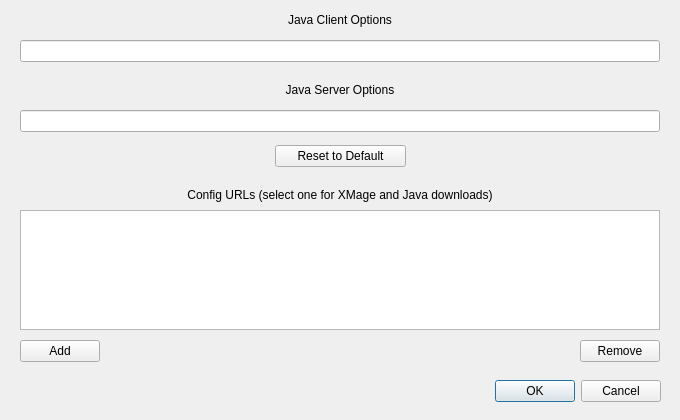
This is forms/settingsdialog.ui in t-my/xmage-launcher-qt as Qt 5 draws it before an edit. The edited form follows.
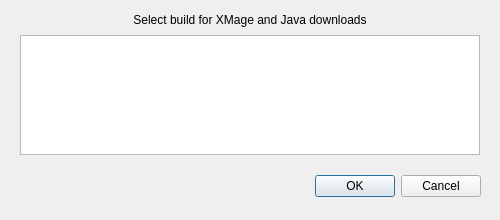
This is the edited form.

Commit message: Optimize layout, move settings to json file

```diff
--- a/forms/settingsdialog.ui
+++ b/forms/settingsdialog.ui
@@ -6,8 +6,8 @@
    <rect>
     <x>0</x>
     <y>0</y>
-    <width>680</width>
-    <height>420</height>
+    <width>500</width>
+    <height>220</height>
    </rect>
   </property>
   <property name="windowTitle">
@@ -16,11 +16,37 @@
   <property name="modal">
    <bool>true</bool>
   </property>
+  <widget class="QLabel" name="configUrlLabel">
+   <property name="geometry">
+    <rect>
+     <x>20</x>
+     <y>10</y>
+     <width>460</width>
+     <height>20</height>
+    </rect>
+   </property>
+   <property name="text">
+    <string>Select build for XMage and Java downloads</string>
+   </property>
+   <property name="alignment">
+    <set>Qt::AlignCenter</set>
+   </property>
+  </widget>
+  <widget class="QListWidget" name="configUrlList">
+   <property name="geometry">
+    <rect>
+     <x>20</x>
+     <y>35</y>
+     <width>460</width>
+     <height>120</height>
+    </rect>
+   </property>
+  </widget>
   <widget class="QDialogButtonBox" name="buttonBox">
    <property name="geometry">
     <rect>
-     <x>320</x>
-     <y>375</y>
+     <x>140</x>
+     <y>170</y>
      <width>341</width>
      <height>32</height>
     </rect>
@@ -32,123 +58,6 @@
     <set>QDialogButtonBox::Cancel|QDialogButtonBox::Ok</set>
    </property>
   </widget>
-  <widget class="QLineEdit" name="clientOptions">
-   <property name="geometry">
-    <rect>
-     <x>20</x>
-     <y>40</y>
-     <width>640</width>
-     <height>22</height>
-    </rect>
-   </property>
-  </widget>
-  <widget class="QLabel" name="clientLabel">
-   <property name="geometry">
-    <rect>
-     <x>20</x>
-     <y>10</y>
-     <width>640</width>
-     <height>20</height>
-    </rect>
-   </property>
-   <property name="text">
-    <string>Java Client Options</string>
-   </property>
-   <property name="alignment">
-    <set>Qt::AlignCenter</set>
-   </property>
-  </widget>
-  <widget class="QLabel" name="serverLabel">
-   <property name="geometry">
-    <rect>
-     <x>20</x>
-     <y>80</y>
-     <width>640</width>
-     <height>20</height>
-    </rect>
-   </property>
-   <property name="text">
-    <string>Java Server Options</string>
-   </property>
-   <property name="alignment">
-    <set>Qt::AlignCenter</set>
-   </property>
-  </widget>
-  <widget class="QLineEdit" name="serverOptions">
-   <property name="geometry">
-    <rect>
-     <x>20</x>
-     <y>110</y>
-     <width>640</width>
-     <height>22</height>
-    </rect>
-   </property>
-  </widget>
-  <widget class="QPushButton" name="resetButton">
-   <property name="geometry">
-    <rect>
-     <x>275</x>
-     <y>145</y>
-     <width>131</width>
-     <height>22</height>
-    </rect>
-   </property>
-   <property name="text">
-    <string>Reset to Default</string>
-   </property>
-  </widget>
-  <widget class="QLabel" name="configUrlLabel">
-   <property name="geometry">
-    <rect>
-     <x>20</x>
-     <y>185</y>
-     <width>640</width>
-     <height>20</height>
-    </rect>
-   </property>
-   <property name="text">
-    <string>Config URLs (select one for XMage and Java downloads)</string>
-   </property>
-   <property name="alignment">
-    <set>Qt::AlignCenter</set>
-   </property>
-  </widget>
-  <widget class="QListWidget" name="configUrlList">
-   <property name="geometry">
-    <rect>
-     <x>20</x>
-     <y>210</y>
-     <width>640</width>
-     <height>120</height>
-    </rect>
-   </property>
-  </widget>
-  <widget class="QPushButton" name="addUrlButton">
-   <property name="geometry">
-    <rect>
-     <x>20</x>
-     <y>340</y>
-     <width>80</width>
-     <height>22</height>
-    </rect>
-   </property>
-   <property name="text">
-    <string>Add</string>
-   </property>
-  </widget>
-  <widget class="QPushButton" name="removeUrlButton">
-   <property name="geometry">
-    <rect>
-     <x>580</x>
-     <y>340</y>
-     <width>80</width>
-     <height>22</height>
-    </rect>
-   </property>
-   <property name="text">
-    <string>Remove</string>
-   </property>
-  </widget>
  </widget>
  <resources/>
  <connections>
```
The commit also changes 6 other files.
